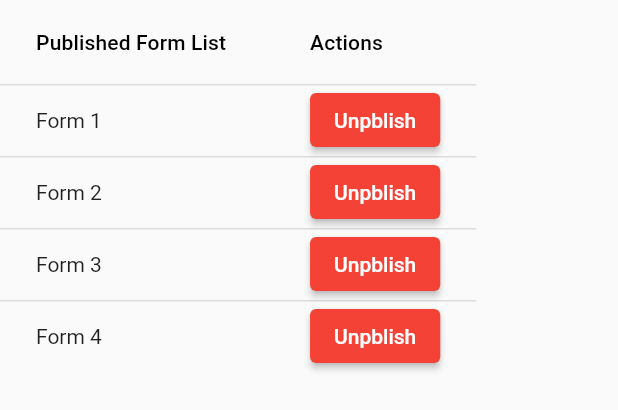
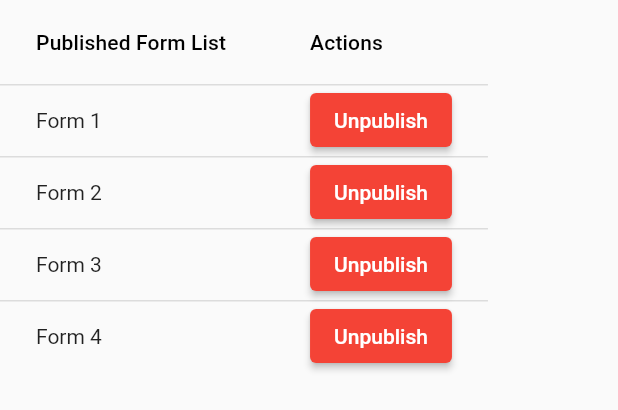
Before and after one commit to bohuie/webforms, a Flutter app: what publishedFormList() shows on an empty page, opened directly, on a phone screen of 412 x 824 dp. Shown: the top 410 px of the screen. Run offline on Flutter 3.47's test engine with Material 2 defaults, Android fonts, the phone set to English and light mode, and no system bars.

Commit message:
Minor spelling errors.

```diff
--- a/webforms/lib/manageForms/formPage.dart
+++ b/webforms/lib/manageForms/formPage.dart
@@ -275,7 +275,7 @@ class publishedFormList extends StatelessWidget {
         DataRow(cells: [
           DataCell(Text('Form 1')),
           DataCell(ElevatedButton(
-              child: Text('Unpblish'),
+              child: Text('Unpublish'),
               onPressed: () {
                 modalUnpublish(context);
               },
@@ -284,7 +284,7 @@ class publishedFormList extends StatelessWidget {
                 DataRow(cells: [
           DataCell(Text('Form 2')),
           DataCell(ElevatedButton(
-              child: Text('Unpblish'),
+              child: Text('Unpublish'),
               onPressed: () {
                 modalUnpublish(context);
               },
@@ -293,7 +293,7 @@ class publishedFormList extends StatelessWidget {
                 DataRow(cells: [
           DataCell(Text('Form 3')),
           DataCell(ElevatedButton(
-              child: Text('Unpblish'),
+              child: Text('Unpublish'),
               onPressed: () {
                 modalUnpublish(context);
               },
@@ -302,7 +302,7 @@ class publishedFormList extends StatelessWidget {
                 DataRow(cells: [
           DataCell(Text('Form 4')),
           DataCell(ElevatedButton(
-              child: Text('Unpblish'),
+              child: Text('Unpublish'),
               onPressed: () {
                 modalUnpublish(context);
               },
```
